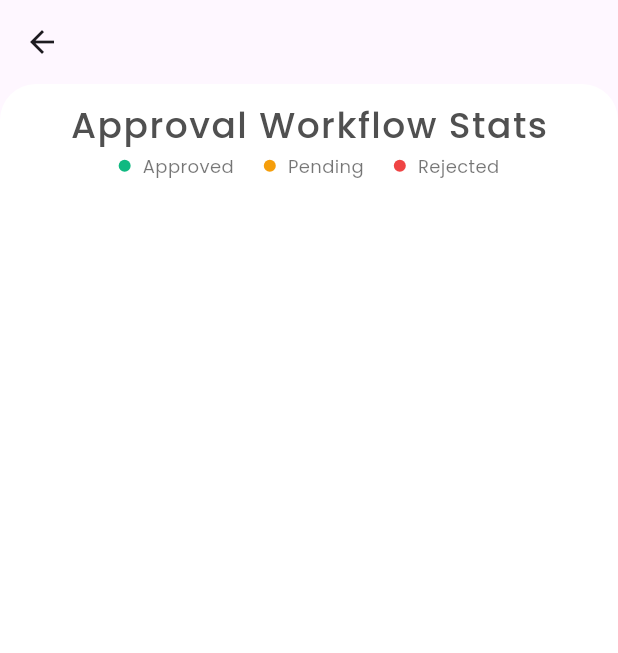
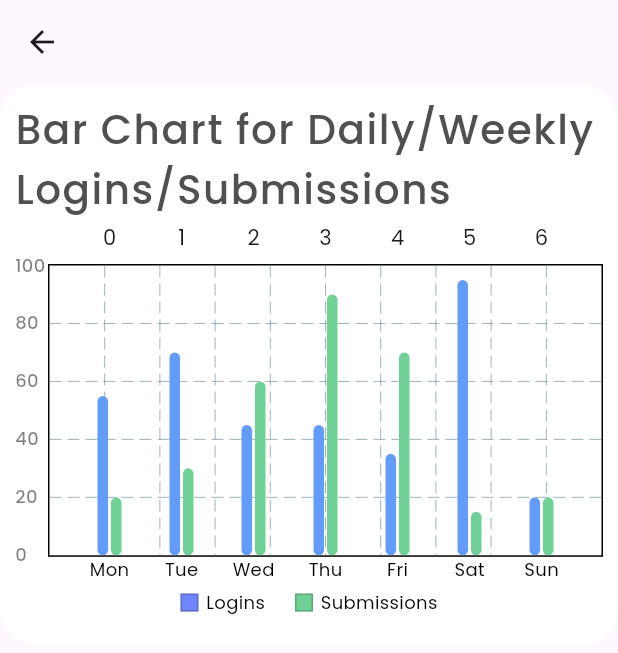
Before and after one commit to Noorullah178632/internship_project, a Flutter app: the screen it shows after launch, on a phone screen of 412 x 824 dp. Shown: the top 653 px of the screen. Run offline on Flutter 3.47's test engine with Material 3 defaults, Android fonts, the phone set to English and light mode, and no system bars; drawn by our look-alikes of fl_chart; our stand-ins replace flutter_screenutil, google_fonts, google_maps_flutter, smooth_page_indicator.

Commit message:
graphs added

```diff
--- /dev/null
+++ b/lib/models/bar_chart_model2.dart
@@ -0,0 +1,7 @@
+class BarChartModel2 {
+  final String day;
+  final int login;
+  final int submissions;
+
+  BarChartModel2(this.day, this.login, this.submissions);
+}
--- /dev/null
+++ b/lib/view_models/bar_chart_view_model2.dart
@@ -0,0 +1,25 @@
+import 'package:first_app/models/bar_chart_model2.dart';
+
+import 'package:flutter/material.dart';
+
+class BarChartViewModel2 extends ChangeNotifier {
+  List<BarChartModel2> _data = [];
+  List<BarChartModel2> get data => _data;
+
+  void loadFunction() {
+    _data = <BarChartModel2>[
+      BarChartModel2("Mon", 55, 20),
+      BarChartModel2("Tue", 70, 30),
+      BarChartModel2("Wed", 45, 60),
+      BarChartModel2("Thu", 45, 90),
+      BarChartModel2("Fri", 35, 70),
+      BarChartModel2("Sat", 95, 15),
+      BarChartModel2("Sun", 20, 20),
+    ];
+    notifyListeners();
+  }
+
+  BarChartViewModel2() {
+    loadFunction();
+  }
+}
--- a/lib/views/creater/Drawer/drawer_view.dart
+++ b/lib/views/creater/Drawer/drawer_view.dart
@@ -8,7 +8,7 @@
   @override
   Widget build(BuildContext context) {
     double screenWidth = MediaQuery.of(context).size.width;
-    double screenHeight = MediaQuery.of(context).size.height;
+    // double screenHeight = MediaQuery.of(context).size.height;
     return Container(
       decoration: BoxDecoration(
         color: Colors.white,
--- /dev/null
+++ b/lib/views/creater/admin_DashBoard/widgets/bar_chart_view2.dart
@@ -0,0 +1,208 @@
+import 'package:first_app/view_models/bar_chart_view_model2.dart';
+import 'package:fl_chart/fl_chart.dart';
+import 'package:flutter/material.dart';
+import 'package:google_fonts/google_fonts.dart';
+import 'package:provider/provider.dart';
+
+class BarChartView2 extends StatelessWidget {
+  const BarChartView2({super.key});
+
+  @override
+  Widget build(BuildContext context) {
+    double screenWidth = MediaQuery.of(context).size.width;
+    double screenHeight = MediaQuery.of(context).size.height;
+    return ChangeNotifierProvider(
+      create: (_) => BarChartViewModel2(),
+      child: Consumer<BarChartViewModel2>(
+        builder: (context, barVm, child) {
+          return Container(
+            width: screenWidth,
+            padding: EdgeInsets.only(left: 10, right: 10, bottom: 20, top: 10),
+
+            decoration: BoxDecoration(
+              borderRadius: BorderRadius.circular(24),
+              color: Colors.white,
+            ),
+            child: Column(
+              mainAxisAlignment: MainAxisAlignment.center,
+              crossAxisAlignment: CrossAxisAlignment.center,
+              mainAxisSize: MainAxisSize.min, //grap space only that is required
+              children: [
+                Text(
+                  "Bar Chart for Daily/Weekly Logins/Submissions",
+                  style: GoogleFonts.poppins(
+                    fontWeight: FontWeight.w500,
+                    fontSize: 27,
+                    height: 1.5,
+                    letterSpacing: 1,
+                    color: Color(0XFF505050),
+                  ),
+                ),
+                //graph
+                Container(
+                  width: screenWidth,
+                  height: screenHeight * 0.3,
+                  child: BarChart(
+                    BarChartData(
+                      maxY: 100, //assign value to the graph
+                      minY: 0,
+                      borderData: FlBorderData(show: true),
+                      barGroups: _buildBarGrounp(barVm),
+                      barTouchData: BarTouchData(
+                        enabled: true,
+                        touchTooltipData: BarTouchTooltipData(
+                          tooltipPadding: const EdgeInsets.all(8),
+                          tooltipMargin: 8,
+                          getTooltipItem: (group, groupIndex, rod, rodIndex) {
+                            return BarTooltipItem(
+                              '${barVm.data[group.x.toInt()].day}\n',
+                              const TextStyle(
+                                color: Colors.white,
+                                fontWeight: FontWeight.bold,
+                              ),
+                              children: [
+                                TextSpan(
+                                  text:
+                                      'Login:${barVm.data[group.x.toInt()].login}\n',
+                                  style: const TextStyle(
+                                    color: Colors.white70,
+                                    fontSize: 12,
+                                  ),
+                                ),
+                                TextSpan(
+                                  text:
+                                      'Submission:${barVm.data[group.x.toInt()].submissions}',
+                                  style: const TextStyle(
+                                    color: Colors.white70,
+                                    fontSize: 12,
+                                  ),
+                                ),
+                              ],
+                            );
+                          },
+                        ),
+                      ),
+
+                      gridData: FlGridData(show: true),
+                      titlesData: FlTitlesData(
+                        //left title data
+                        leftTitles: AxisTitles(
+                          sideTitles: SideTitles(
+                            showTitles: true,
+                            interval: 20,
+
+                            getTitlesWidget: (value, meta) {
+                              return Text(
+                                value.toInt().toString(),
+                                style: GoogleFonts.poppins(
+                                  fontWeight: FontWeight.w500,
+                                  fontSize: 12,
+                                  height: 1,
+                                  color: Colors.black.withOpacity(0.5),
+                                ),
+                              );
+                            },
+                          ),
+                        ),
+                        //for right
+                        rightTitles: AxisTitles(
+                          sideTitles: SideTitles(showTitles: false),
+                        ),
+
+                        //bottom title
+                        bottomTitles: AxisTitles(
+                          sideTitles: SideTitles(
+                            showTitles: true,
+                            getTitlesWidget: (value, meta) {
+                              //it will give use integers value
+                              if (value.toInt() >= 0 &&
+                                  value.toInt() < barVm.data.length) {
+                                return Text(
+                                  barVm.data[value.toInt()].day,
+                                  style: GoogleFonts.poppins(
+                                    fontSize: 12,
+                                    fontWeight: FontWeight.w400,
+                                    color: Colors.black,
+                                  ),
+                                );
+                              }
+                              return SizedBox();
+                            },
+                          ),
+                        ),
+                      ),
+                    ),
+                  ),
+                ),
+
+                //itembuild
+                _buildLegend(),
+              ],
+            ),
+          );
+        },
+      ),
+    );
+  }
+
+  //make a function for bargroup data
+  List<BarChartGroupData> _buildBarGrounp(BarChartViewModel2 vm) {
+    return List.generate(vm.data.length, (index) {
+      final data = vm.data[index];
+      return BarChartGroupData(
+        x: index, //index of the chart
+        barRods: [
+          BarChartRodData(
+            toY: data.login.toDouble(),
+            color: Color(0XFF629BF8),
+            width: 7,
+          ),
+          BarChartRodData(
+            toY: data.submissions.toDouble(),
+            color: Color(0XFF6FD195),
+            width: 7,
+          ),
+        ],
+      );
+    });
+  }
+
+  //make legends
+  Widget _buildLegend() {
+    return Row(
+      mainAxisAlignment: MainAxisAlignment.center,
+      children: [
+        _legendItem(Color(0XFF7086FD), "Logins"),
+        SizedBox(width: 20),
+        _legendItem(Color(0XFF6FD195), "Submissions"),
+      ],
+    );
+  }
+
+  Widget _legendItem(Color color, String label) {
+    return Row(
+      children: [
+        Container(
+          width: 12,
+          height: 12,
+          decoration: BoxDecoration(
+            border: Border.all(
+              width: 1,
+              color: Colors.black12.withOpacity(0.2),
+            ),
+            color: color,
+          ),
+        ),
+        SizedBox(width: 5),
+        Text(
+          label,
+          style: GoogleFonts.poppins(
+            fontWeight: FontWeight.w400,
+            fontSize: 12,
+            color: Colors.black,
+          ),
+        ),
+      ],
+    );
+  }
+}
--- a/lib/views/creater/admin_DashBoard/widgets/donut_chart_view.dart
+++ b/lib/views/creater/admin_DashBoard/widgets/donut_chart_view.dart
@@ -5,29 +5,7 @@
 import 'package:provider/provider.dart';
 
 class DonutChartView extends StatelessWidget {
-  final sections = [
-    PieChartSectionData(
-      value: 40, // size of this slice
-      color: Colors.blue, // slice color
-      title: "40%", // text on the slice
-      radius: 50, // thickness of slice
-    ),
-    PieChartSectionData(
-      value: 30,
-      color: Colors.green,
-      title: "30%",
-      radius: 50,
-    ),
-    PieChartSectionData(value: 20, color: Colors.red, title: "20%", radius: 50),
-    PieChartSectionData(
-      value: 10,
-      color: Colors.orange,
-      title: "10%",
-      radius: 50,
-    ),
-  ];
-
-  DonutChartView({super.key});
+  const DonutChartView({super.key});
 
   @override
   Widget build(BuildContext context) {
@@ -46,6 +24,7 @@
               color: Colors.white,
             ),
             child: Column(
+              mainAxisAlignment: MainAxisAlignment.spaceEvenly,
               children: [
                 Text(
                   "Approval Workflow Stats",
@@ -57,7 +36,49 @@
                     color: Color(0XFF505050),
                   ),
                 ),
+                Spacer(),
+                Expanded(
+                  child: Stack(
+                    alignment: Alignment.center,
+                    children: [
+                      PieChart(
+                        PieChartData(
+                          sectionsSpace: 3,
+                          centerSpaceRadius: 80,
+                          startDegreeOffset: -90,
+                          pieTouchData: PieTouchData(
+                            enabled: true,
+                            touchCallback: (event, response) {
+                              if (response != null &&
+                                  response.touchedSection != null) {
+                                donutVM.setTouchedIndex(
+                                  response.touchedSection!.touchedSectionIndex,
+                                );
+                              }
+                            },
+                          ),
+                          sections: buildDonutChartSection(donutVM),
+                        ),
+                      ),
 
+                      // Center Text
+                      Column(
+                        mainAxisSize: MainAxisSize.min,
+                        children: [
+                          Text(
+                            donutVM.totalValue.toString(),
+                            style: const TextStyle(
+                              fontSize: 22,
+                              fontWeight: FontWeight.bold,
+                            ),
+                          ),
+                          const Text("(100%)"),
+                        ],
+                      ),
+                    ],
+                  ),
+                ),
+                Spacer(),
                 _buildLegend(donutVM),
               ],
             ),
@@ -67,6 +88,40 @@
     );
   }
 
+  //function for sections
+  List<PieChartSectionData> buildDonutChartSection(DonutChartViewModel vm) {
+    return List.generate(vm.chartData.length, (index) {
+      final data = vm.chartData[index];
+      final isSelected =
+          index == vm.selectedIndex; //it check that it is selected or not
+      return PieChartSectionData(
+        value: data.value.toDouble(),
+        radius: isSelected ? 70 : 60,
+
+        color: vm.getColorForCategory(data.category),
+        title: "${data.value}\n (${data.percentage.toStringAsFixed(0)}%)",
+        titleStyle: GoogleFonts.poppins(
+          color: Colors.white,
+          fontSize: 12,
+          fontWeight: FontWeight.w400,
+        ),
+      );
+    });
+  }
+
+  //  PieChartSectionData(
+  //       value: 40,
+  //       radius: 50,
+  //       color: Colors.blue,
+  //       title:
+  //          "this is me "
+  //       titleStyle: const TextStyle(
+  //         color: Colors.white,
+  //         fontSize: 12,
+  //         fontWeight: FontWeight.bold,
+  //       ),
+  //     );
+  //widget for legned
   Widget _buildLegend(DonutChartViewModel viewmodel) {
     return Wrap(
       spacing: 20,
--- a/lib/views/creater/admin_DashBoard/widgets/stacked_bar_chart_view.dart
+++ b/lib/views/creater/admin_DashBoard/widgets/stacked_bar_chart_view.dart
@@ -89,7 +89,7 @@
                         leftTitles: AxisTitles(
                           sideTitles: SideTitles(
                             showTitles: true,
-                            reservedSize: 40,
+                            reservedSize: 40, //space between text and graph
                             //to design the text
                             getTitlesWidget: (value, meta) {
                               return Text(
--- a/lib/views/dummyclass_view.dart
+++ b/lib/views/dummyclass_view.dart
@@ -1,3 +1,4 @@
+import 'package:first_app/views/creater/admin_DashBoard/widgets/bar_chart_view2.dart';
 import 'package:first_app/views/creater/admin_DashBoard/widgets/donut_chart_view.dart';
 import 'package:first_app/views/creater/admin_DashBoard/widgets/stacked_bar_chart_view.dart';
 import 'package:flutter/material.dart';
@@ -12,6 +13,6 @@
 class _DummyclassViewState extends State<DummyclassView> {
   @override
   Widget build(BuildContext context) {
-    return Scaffold(appBar: AppBar(), body: DonutChartView());
+    return Scaffold(appBar: AppBar(), body: BarChartView2());
   }
 }
```
Also changed, not shown: lib/views/creater/admin_DashBoard/admin_dashboard_view.dart (+9 -2 lines), lib/views/creater/admin_DashBoard/widgets/line_chart_view.dart (renamed from lib/views/creater/admin_DashBoard/widgets/fl_chart_view.dart).
